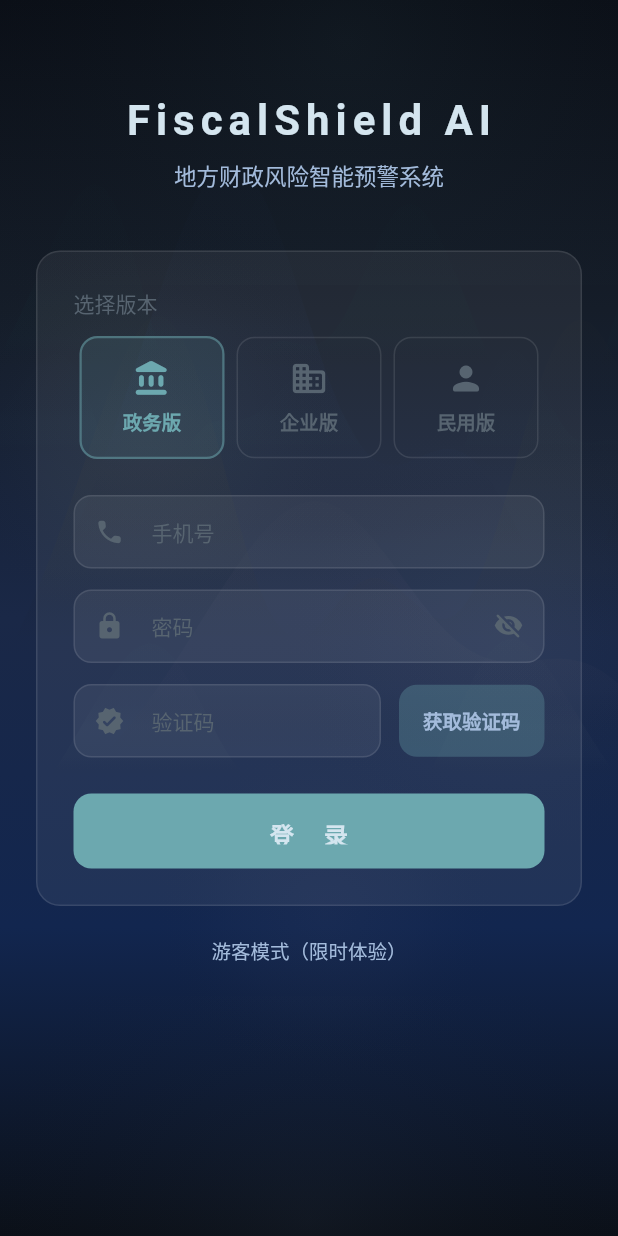
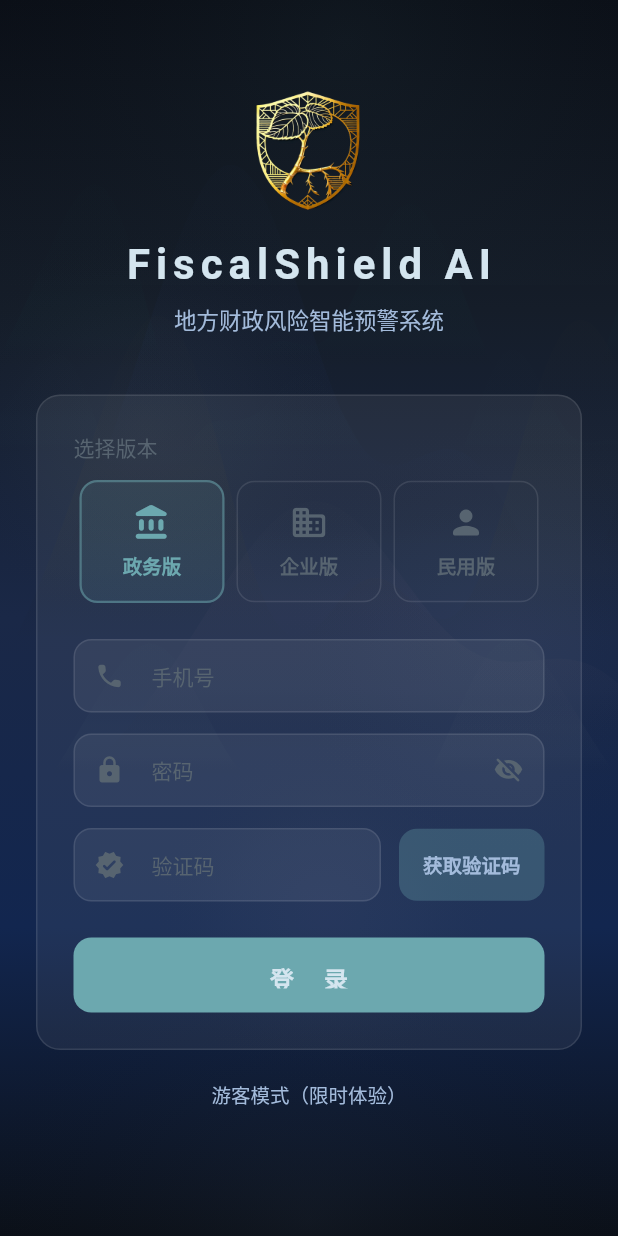
Before and after one commit to Yang070805/FiscalShieldAI, a Flutter app: the screen it shows after launch, after a tap on "政务版", on a phone screen of 412 x 824 dp. Run offline on Flutter 3.47's test engine with Material 3 defaults, Android fonts, the phone set to English and light mode, and no system bars; Roboto replaces fonts that are missing (STKaiti).

Commit message:
feat: App图标配置 + 竹盾Logo融入Splash/登录页
桌面图标：
- Android Adaptive Icon（mipmap-anydpi-v26/ic_launcher.xml）
- 前景层：无背景竹盾（drawable-{size}/ic_launcher_foreground.png，5个尺寸）
- 传统 fallback：有背景版（mipmap-{size}/ic_launcher.png，5个尺寸）
- 背景色 #151D29（藏青）

App内融合：
- Splash 页面：竹盾 logo 居中展示，FadeTransition + ScaleTransition 动画
  先于文字出现（0.15s），文字跟随（0.3s），层次分明
- 登录页面：竹盾 logo 在标题上方，80x80
- 图片资源注册到 pubspec.yaml（assets/images/）

```diff
--- a/app/lib/screens/login_screen.dart
+++ b/app/lib/screens/login_screen.dart
@@ -72,6 +72,14 @@ class _LoginScreenState extends State<LoginScreen> {
             child: Column(
               children: [
               const SizedBox(height: 60),
+              // Logo
+              Image.asset(
+                'assets/images/logo_transparent.png',
+                width: 80,
+                height: 80,
+                fit: BoxFit.contain,
+              ),
+              const SizedBox(height: 16),
               // 标题
               const Text('FiscalShield AI', style: TextStyle(fontSize: 28, fontWeight: FontWeight.bold, color: AppColors.paper, letterSpacing: 4, decoration: TextDecoration.none)),
               const SizedBox(height: 6),
--- a/app/lib/screens/splash_screen.dart
+++ b/app/lib/screens/splash_screen.dart
@@ -44,6 +44,10 @@ class _SplashScreenState extends State<SplashScreen> with TickerProviderStateMix
 
   // 阶段 2: 墨迹收缩
   late Animation<double> _inkShrink;   // 1 → 0（铺满→收缩）
+
+  // 阶段 2.5: Logo 浮现
+  late Animation<double> _logoO;     // 透明度
+  late Animation<double> _logoS;     // 缩放
 
   // 阶段 3: FiscalShield AI 浮现
   late Animation<double> _enTextO;     // 透明度
@@ -99,6 +103,14 @@ class _SplashScreenState extends State<SplashScreen> with TickerProviderStateMix
     // 阶段 2: 墨迹收缩 (0.2 ~ 0.4)
     _inkShrink = Tween<double>(begin: 1.0, end: 0.0).animate(
       CurvedAnimation(parent: _seqCtrl, curve: const Interval(0.2, 0.4, curve: Curves.easeInOutCubic)),
+    );
+
+    // 阶段 2.5: Logo 浮现 (0.15 ~ 0.4)
+    _logoO = Tween<double>(begin: 0, end: 1).animate(
+      CurvedAnimation(parent: _seqCtrl, curve: const Interval(0.15, 0.4, curve: Curves.easeIn)),
+    );
+    _logoS = Tween<double>(begin: 0.6, end: 1.0).animate(
+      CurvedAnimation(parent: _seqCtrl, curve: const Interval(0.15, 0.4, curve: Curves.easeOutCubic)),
     );
 
     // 阶段 3: FiscalShield AI 浮现 (0.3 ~ 0.5)
@@ -340,6 +352,23 @@ class _SplashScreenState extends State<SplashScreen> with TickerProviderStateMix
                     child: Column(
                       mainAxisAlignment: MainAxisAlignment.center,
                       children: [
+                        // ── 竹盾 Logo ──
+                        FadeTransition(
+                          opacity: _logoO,
+                          child: ScaleTransition(
+                            scale: _logoS,
+                            child: Padding(
+                              padding: const EdgeInsets.only(bottom: 20),
+                              child: Image.asset(
+                                'assets/images/logo_transparent.png',
+                                width: 120,
+                                height: 120,
+                                fit: BoxFit.contain,
+                              ),
+                            ),
+                          ),
+                        ),
+
                         // ── FiscalShield AI（主名，花体，大号）──
                         FadeTransition(
                           opacity: _enTextO,
--- a/app/pubspec.yaml
+++ b/app/pubspec.yaml
@@ -19,6 +19,9 @@ dev_dependencies:
 
 flutter:
   uses-material-design: true
+
+  assets:
+    - assets/images/
 
   fonts:
     # 行书 — 品牌中文名
```
Also changed, not shown: app/assets/images/logo_bg.jpg (added), app/assets/images/logo_transparent.png (added), 12 other files.
